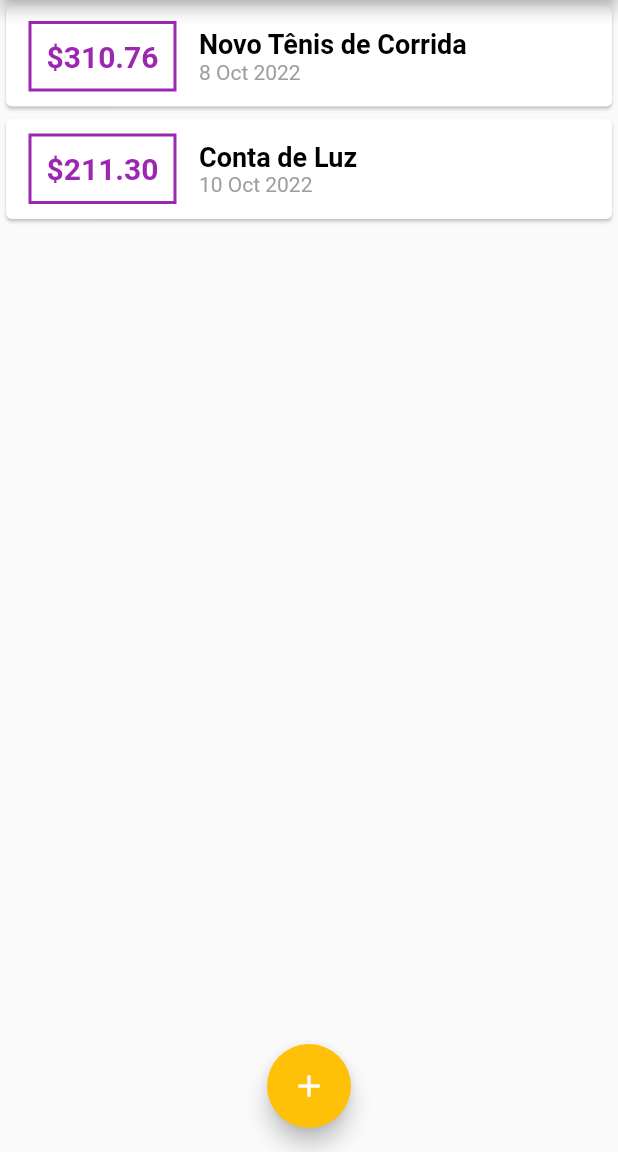
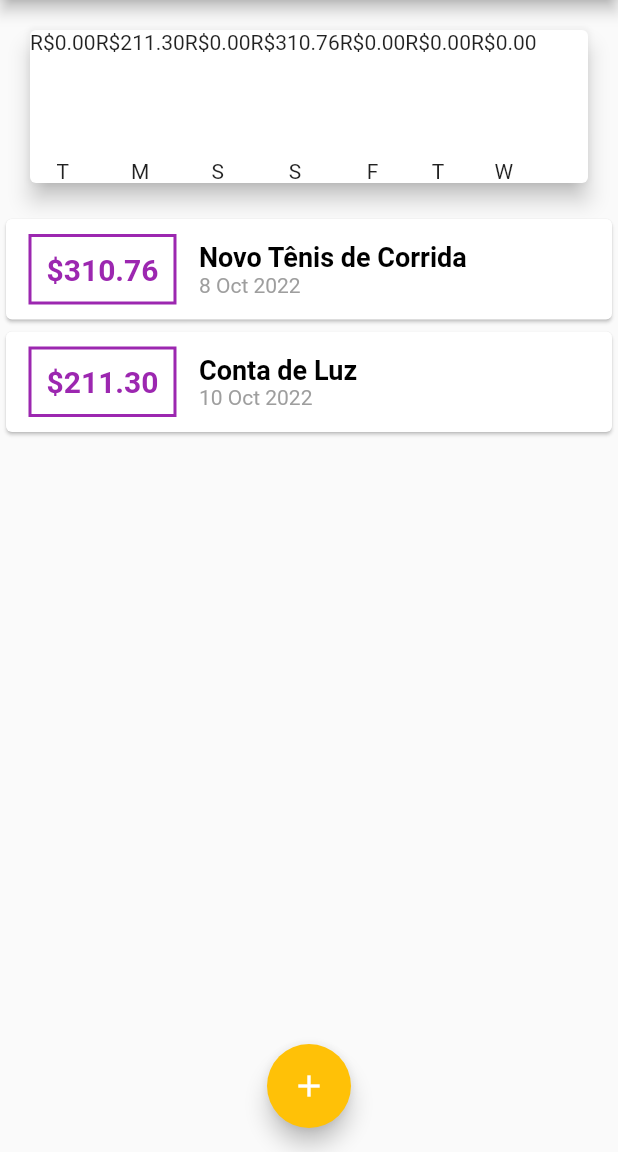
Before and after one commit to adrianoaraujo0/despesas_pessoais, a Flutter app: the screen it shows after launch, on a phone screen of 412 x 824 dp, the part 84-1236 px from its top. Run offline on Flutter 3.47's test engine with Material 2 defaults, Android fonts, the phone set to English and light mode, and no system bars; Roboto replaces fonts that are missing (OpenSans).

Commit message:
Chart #04

```diff
--- a/lib/components/chart.dart
+++ b/lib/components/chart.dart
@@ -1,3 +1,4 @@
+import 'package:despesas_pessoais/components/chart_bar.dart';
 import 'package:despesas_pessoais/models/transaction.dart';
 import 'package:flutter/material.dart';
 import 'package:intl/intl.dart';
@@ -7,7 +8,7 @@ class Chart extends StatelessWidget {
 
   final List<Transaction> recentTransaction;
 
-  List<Map<String, Object>> get groupedTransactions{
+  List<Map<String, dynamic>> get groupedTransactions{
     return List.generate(
       7,(index){
         final weekDay = DateTime.now().subtract(Duration(days: index));
@@ -41,8 +42,11 @@ class Chart extends StatelessWidget {
       elevation: 6,
       margin: EdgeInsets.all(20),
       child: Row(
-        children: groupedTransactions.map(((e) {
-            return Text('${e['day']}: ${e['value']}');
+        children: groupedTransactions.map(((tr) {
+            return ChartBar(
+              label: tr['day'],
+              value: tr['value'],
+              percentage: 0);
         })).toList(),
       ),
     );
--- a/lib/components/chart_bar.dart
+++ b/lib/components/chart_bar.dart
@@ -1,11 +1,32 @@
-import 'package:flutter/src/widgets/container.dart';
-import 'package:flutter/src/widgets/framework.dart';
+import 'package:flutter/material.dart';
 
 class ChartBar extends StatelessWidget {
-  const ChartBar({super.key});
+
+
+  final String label;
+  final double value;
+  final double percentage;
+
+   ChartBar({
+    required this.label,
+    required this.value,
+    required this.percentage
+    });
 
   @override
   Widget build(BuildContext context) {
-    return Container();
+    return Column(
+      children: [
+        Text("R\$${value.toStringAsFixed(2)}"),
+        const SizedBox(height: 5),
+        Container(
+          height: 60,
+          width: 10,
+          child: null,
+        ),
+        const SizedBox(height: 5),
+        Text(label)
+      ],
+    );
   }
 }
--- a/lib/main.dart
+++ b/lib/main.dart
@@ -114,8 +114,7 @@ class _MyHomePageState extends State<MyHomePage> {
             Container(
               width: double.infinity,
             ),
-            // Chart(recentTransaction: recentTransactions),
-            ChartBar(),
+            Chart(recentTransaction: recentTransactions),
             TransactionList(transactions: transactions),
           ],
         ),
```
